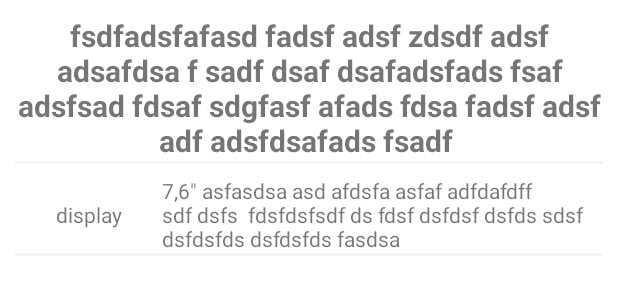
After one commit to AIdaPavel/USPMobile, an Android app: the layout fragment_model_characteristics.xml on its own in the app's theme, with its tools: preview values and no code run, on a phone screen of 412 x 824 dp. The commit adds this screen. Shown: the top 300 px of the screen. Run offline under Robolectric (Android 15) with nearby library versions, the phone set to English and light mode, and no system bars.

Commit message:
began to fill in the characteristics, supplemented the pages of the pager

```diff
--- a/app/src/main/java/aidapavel/uspmobile/ui/adapter/ViewPagerAdapter.kt
+++ b/app/src/main/java/aidapavel/uspmobile/ui/adapter/ViewPagerAdapter.kt
@@ -2,8 +2,6 @@ package aidapavel.uspmobile.ui.adapter
 
 import aidapavel.uspmobile.ui.devices.DevicesFragment
 import androidx.fragment.app.FragmentActivity
-import androidx.fragment.app.FragmentManager
-import androidx.lifecycle.Lifecycle
 import androidx.viewpager2.adapter.FragmentStateAdapter
 
 class ViewPagerAdapter(fragmentActivity: FragmentActivity) : FragmentStateAdapter(fragmentActivity ) {
--- /dev/null
+++ b/app/src/main/java/aidapavel/uspmobile/ui/recycler/Data.kt
@@ -0,0 +1,3 @@
+package aidapavel.uspmobile.ui.recycler
+
+data class Data(val name: String = "Text", val image: String? = null)
--- a/app/src/main/res/layout/activity_main.xml
+++ b/app/src/main/res/layout/activity_main.xml
@@ -35,8 +35,9 @@
         android:id="@+id/viewPager"
         android:layout_width="match_parent"
         android:layout_height="match_parent"
-        android:layout_marginBottom="?actionBarSize"
         android:layout_marginTop="?actionBarSize"
+        android:layout_marginBottom="56dp"
+        app:layout_constraintBottom_toBottomOf="parent"
         app:layout_constraintEnd_toEndOf="parent"
         app:layout_constraintStart_toStartOf="parent"
         app:layout_constraintTop_toTopOf="parent" />
--- /dev/null
+++ b/app/src/main/res/layout/fragment_model_characteristics.xml
@@ -0,0 +1,68 @@
+<?xml version="1.0" encoding="utf-8"?>
+<androidx.core.widget.NestedScrollView
+    xmlns:android="http://schemas.android.com/apk/res/android"
+    xmlns:app="http://schemas.android.com/apk/res-auto"
+    android:layout_width="match_parent"
+    android:layout_height="wrap_content">
+
+    <androidx.constraintlayout.widget.ConstraintLayout
+        android:layout_width="match_parent"
+        android:layout_height="wrap_content"
+        android:padding="10dp">
+
+        <TextView
+            android:id="@+id/modelUsp"
+            android:layout_width="match_parent"
+            android:layout_height="wrap_content"
+            android:textSize="20sp"
+            android:textStyle="bold"
+            android:gravity="center"
+            app:layout_constraintEnd_toEndOf="parent"
+            app:layout_constraintStart_toStartOf="parent"
+            app:layout_constraintTop_toTopOf="parent"
+            android:text="fsdfadsfafasd fadsf adsf zdsdf adsf adsafdsa f sadf dsaf dsafadsfads fsaf adsfsad fdsaf sdgfasf afads fdsa fadsf adsf adf adsfdsafads fsadf " />
+
+        <View
+            android:layout_width="match_parent"
+            android:layout_height="2dp"
+            android:background="@color/lite_grey"
+            app:layout_constraintEnd_toEndOf="parent"
+            app:layout_constraintStart_toStartOf="parent"
+            app:layout_constraintTop_toBottomOf="@+id/modelUsp" />
+
+
+            <TextView
+                android:id="@+id/modelDisplay"
+                android:layout_width="0dp"
+                android:layout_height="wrap_content"
+                android:gravity="center"
+                app:layout_constraintHorizontal_weight="1"
+                android:layout_marginTop="10dp"
+                app:layout_constraintStart_toStartOf="parent"
+                app:layout_constraintEnd_toStartOf="@+id/displayCharacteristic"
+                app:layout_constraintTop_toBottomOf="@+id/modelUsp"
+                app:layout_constraintBottom_toBottomOf="@+id/displayCharacteristic"
+                android:text="display"/>
+
+            <TextView
+                android:id="@+id/displayCharacteristic"
+                android:layout_width="0dp"
+                android:layout_height="wrap_content"
+                app:layout_constraintHorizontal_weight="3"
+                android:layout_marginTop="10dp"
+                app:layout_constraintStart_toEndOf="@+id/modelDisplay"
+                app:layout_constraintEnd_toEndOf="parent"
+                app:layout_constraintTop_toBottomOf="@+id/modelUsp"
+                android:text='7,6" asfasdsa asd afdsfa asfaf adfdafdff \nsdf dsfs  fdsfdsfsdf ds fdsf dsfdsf dsfds sdsf dsfdsfds dsfdsfds fasdsa'/>
+
+            <View
+                android:layout_width="match_parent"
+                android:layout_height="2dp"
+                android:background="@color/lite_grey"
+                app:layout_constraintEnd_toEndOf="parent"
+                app:layout_constraintStart_toStartOf="parent"
+                app:layout_constraintTop_toBottomOf="@+id/displayCharacteristic" />
+
+    </androidx.constraintlayout.widget.ConstraintLayout>
+
+</androidx.core.widget.NestedScrollView>
--- a/app/src/main/res/values/colors.xml
+++ b/app/src/main/res/values/colors.xml
@@ -8,4 +8,5 @@
     <color name="black">#FF000000</color>
     <color name="white">#FFFFFFFF</color>
     <color name="grey">#757575</color>
+    <color name="lite_grey">#32C8C8C8</color>
 </resources>
```
Also changed, not shown: app/src/main/java/aidapavel/uspmobile/ui/base/BottomMenu.kt (+4 -18 lines), app/src/main/java/aidapavel/uspmobile/ui/devices/DevicesFragment.kt (+10 -11 lines), app/src/main/java/aidapavel/uspmobile/ui/devices/IDevicesFragment.kt (deleted, +0 -7 lines), app/src/main/java/aidapavel/uspmobile/ui/devices/ModelFragment.kt (added, +21 -0 lines), app/src/main/java/aidapavel/uspmobile/ui/recycler/RecyclerFragment.kt (added, +77 -0 lines), app/src/main/java/aidapavel/uspmobile/ui/recycler/RecyclerModelsListAdapter.kt (added, +41 -0 lines), app/src/main/res/layout/fragment_devices_main.xml (added, +13 -0 lines), app/src/main/res/layout/fragment_model_item.xml (renamed from app/src/main/res/layout/fragment_devices.xml, +6 -3 lines), app/src/main/res/layout/fragment_models_list.xml (added, +31 -0 lines).
